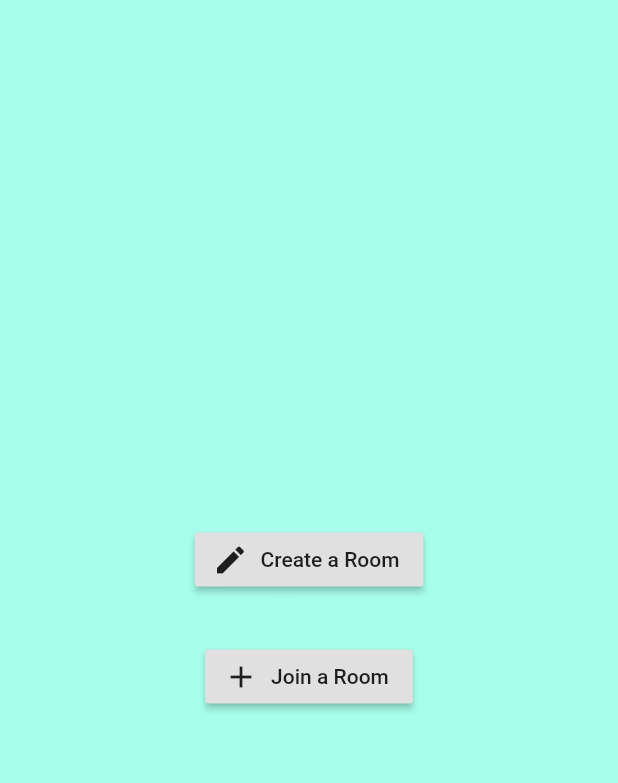
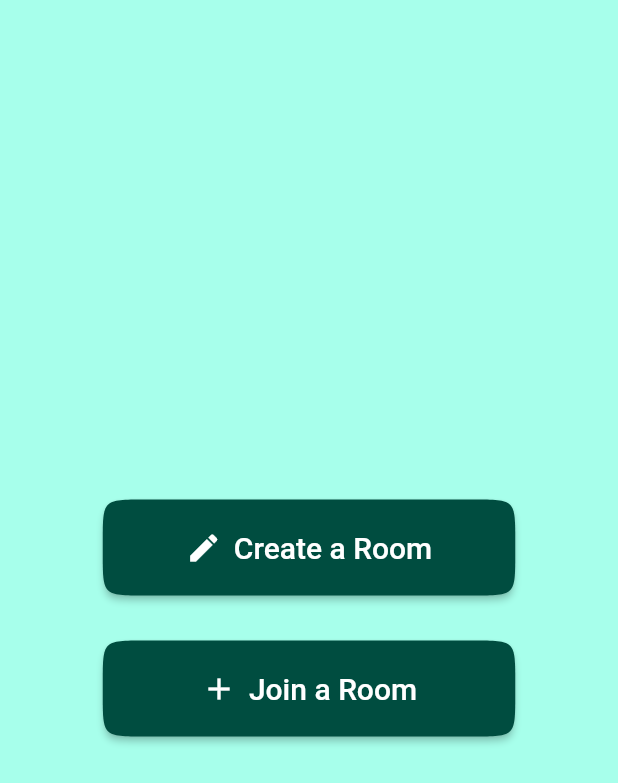
Before and after one commit to paxcodes/dicery_app, a Flutter app: the screen it shows after launch, on a phone screen of 412 x 824 dp. Shown: the top 783 px of the screen. Run offline on Flutter 3.47's test engine with Material 2 defaults, Android fonts, the phone set to English and light mode, and no system bars.

Commit message:
:lipstick: Design buttons

```diff
--- /dev/null
+++ b/lib/components/button.dart
@@ -0,0 +1,34 @@
+import 'package:flutter/material.dart';
+
+class DiceryIconButton extends StatelessWidget {
+  final String label;
+  final Function onPressed;
+  final IconData iconData;
+
+  DiceryIconButton({this.label, this.onPressed, this.iconData});
+
+  @override
+  Widget build(BuildContext context) {
+    return SizedBox(
+      width: 275,
+      child: RaisedButton.icon(
+        color: Colors.teal.shade900,
+        onPressed: onPressed,
+        shape:
+            ContinuousRectangleBorder(borderRadius: BorderRadius.circular(28)),
+        padding: EdgeInsets.symmetric(vertical: 20, horizontal: 40),
+        icon: Icon(
+          iconData,
+          color: Colors.white,
+        ),
+        label: Text(
+          label,
+          style: TextStyle(
+            fontSize: 20,
+            color: Colors.white,
+          ),
+        ),
+      ),
+    );
+  }
+}
--- a/lib/screens/home.dart
+++ b/lib/screens/home.dart
@@ -1,3 +1,4 @@
+import 'package:dicery/components/button.dart';
 import 'package:flutter/material.dart';
 
 class HomeScreen extends StatelessWidget {
@@ -8,16 +9,18 @@ class HomeScreen extends StatelessWidget {
       child: Column(
         mainAxisAlignment: MainAxisAlignment.center,
         children: <Widget>[
-          RaisedButton.icon(
-            onPressed: () {},
-            icon: Icon(Icons.create),
-            label: Text("Create a Room"),
+          DiceryIconButton(
+            label: "Create a Room",
+            iconData: Icons.create,
+            onPressed: () {
+              print("Create a room!");
+            },
           ),
           SizedBox(height: 30),
-          RaisedButton.icon(
+          DiceryIconButton(
             onPressed: () {},
-            icon: Icon(Icons.add),
-            label: Text("Join a Room"),
+            iconData: Icons.add,
+            label: "Join a Room",
           ),
         ],
       ),
```
